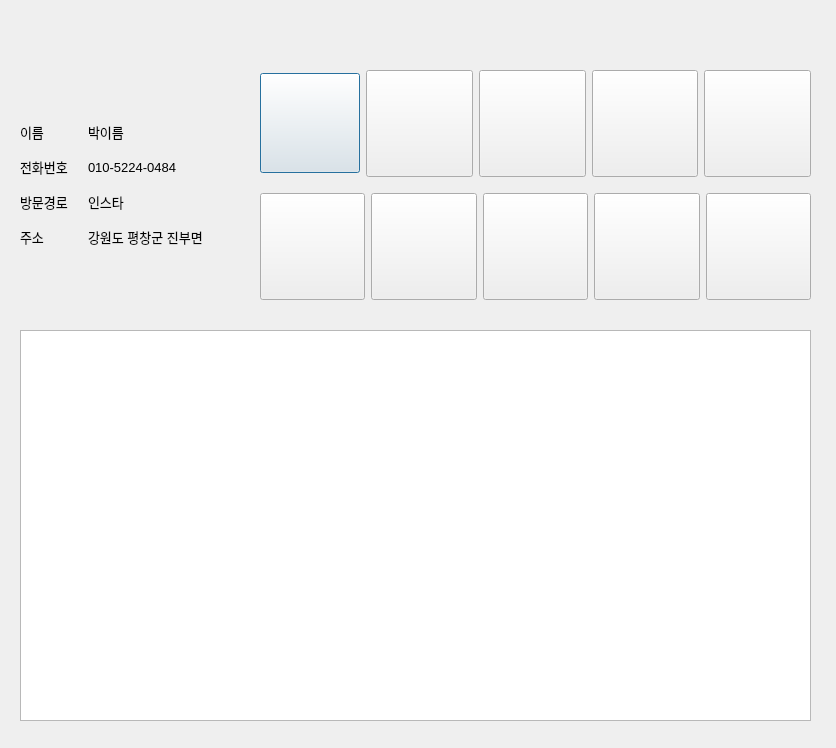
rgvefc1/SereneU_window, file SereneU/CustomerDetail.ui: the form before one commit.
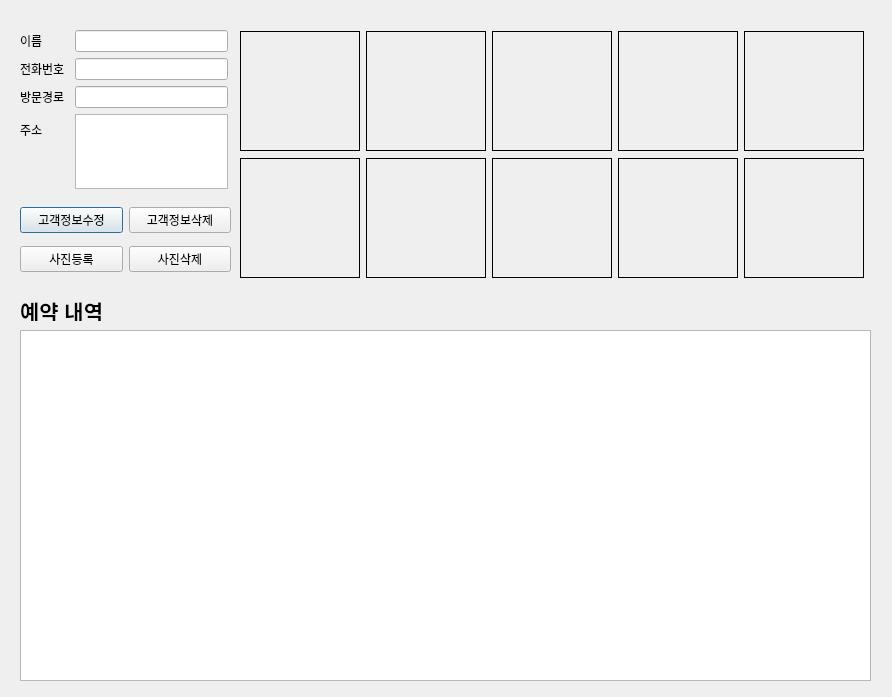
The form after the commit. Icons and pictures are not drawn.

```diff
--- a/SereneU/CustomerDetail.ui
+++ b/SereneU/CustomerDetail.ui
@@ -6,20 +6,270 @@
    <rect>
     <x>0</x>
     <y>0</y>
-    <width>836</width>
-    <height>748</height>
+    <width>892</width>
+    <height>697</height>
    </rect>
   </property>
   <property name="windowTitle">
    <string>Dialog</string>
   </property>
+  <widget class="QTableView" name="tableView">
+   <property name="geometry">
+    <rect>
+     <x>20</x>
+     <y>330</y>
+     <width>851</width>
+     <height>351</height>
+    </rect>
+   </property>
+  </widget>
+  <widget class="QWidget" name="verticalLayoutWidget">
+   <property name="geometry">
+    <rect>
+     <x>240</x>
+     <y>30</y>
+     <width>628</width>
+     <height>251</height>
+    </rect>
+   </property>
+   <layout class="QVBoxLayout" name="verticalLayout">
+    <item>
+     <layout class="QHBoxLayout" name="horizontalLayout">
+      <item>
+       <widget class="QLabel" name="labelImg0">
+        <property name="maximumSize">
+         <size>
+          <width>120</width>
+          <height>120</height>
+         </size>
+        </property>
+        <property name="frameShape">
+         <enum>QFrame::Shape::Box</enum>
+        </property>
+        <property name="text">
+         <string/>
+        </property>
+        <property name="pixmap">
+         <pixmap resource="SereneU.qrc">:/images/default_img.jpg</pixmap>
+        </property>
+        <property name="scaledContents">
+         <bool>true</bool>
+        </property>
+       </widget>
+      </item>
+      <item>
+       <widget class="QLabel" name="labelImg1">
+        <property name="maximumSize">
+         <size>
+          <width>120</width>
+          <height>120</height>
+         </size>
+        </property>
+        <property name="frameShape">
+         <enum>QFrame::Shape::Box</enum>
+        </property>
+        <property name="text">
+         <string/>
+        </property>
+        <property name="pixmap">
+         <pixmap resource="SereneU.qrc">:/images/default_img.jpg</pixmap>
+        </property>
+        <property name="scaledContents">
+         <bool>true</bool>
+        </property>
+       </widget>
+      </item>
+      <item>
+       <widget class="QLabel" name="labelImg2">
+        <property name="maximumSize">
+         <size>
+          <width>120</width>
+          <height>120</height>
+         </size>
+        </property>
+        <property name="frameShape">
+         <enum>QFrame::Shape::Box</enum>
+        </property>
+        <property name="text">
+         <string/>
+        </property>
+        <property name="pixmap">
+         <pixmap resource="SereneU.qrc">:/images/default_img.jpg</pixmap>
+        </property>
+        <property name="scaledContents">
+         <bool>true</bool>
+        </property>
+       </widget>
+      </item>
+      <item>
+       <widget class="QLabel" name="labelImg3">
+        <property name="maximumSize">
+         <size>
+          <width>120</width>
+          <height>120</height>
+         </size>
+        </property>
+        <property name="frameShape">
+         <enum>QFrame::Shape::Box</enum>
+        </property>
+        <property name="text">
+         <string/>
+        </property>
+        <property name="pixmap">
+         <pixmap resource="SereneU.qrc">:/images/default_img.jpg</pixmap>
+        </property>
+        <property name="scaledContents">
+         <bool>true</bool>
+        </property>
+       </widget>
+      </item>
+      <item>
+       <widget class="QLabel" name="labelImg4">
+        <property name="maximumSize">
+         <size>
+          <width>120</width>
+          <height>120</height>
+         </size>
+        </property>
+        <property name="frameShape">
+         <enum>QFrame::Shape::Box</enum>
+        </property>
+        <property name="text">
+         <string/>
+        </property>
+        <property name="pixmap">
+         <pixmap resource="SereneU.qrc">:/images/default_img.jpg</pixmap>
+        </property>
+        <property name="scaledContents">
+         <bool>true</bool>
+        </property>
+       </widget>
+      </item>
+     </layout>
+    </item>
+    <item>
+     <layout class="QHBoxLayout" name="horizontalLayout_3">
+      <item>
+       <widget class="QLabel" name="labelImg5">
+        <property name="maximumSize">
+         <size>
+          <width>120</width>
+          <height>120</height>
+         </size>
+        </property>
+        <property name="frameShape">
+         <enum>QFrame::Shape::Box</enum>
+        </property>
+        <property name="text">
+         <string/>
+        </property>
+        <property name="pixmap">
+         <pixmap resource="SereneU.qrc">:/images/default_img.jpg</pixmap>
+        </property>
+        <property name="scaledContents">
+         <bool>true</bool>
+        </property>
+       </widget>
+      </item>
+      <item>
+       <widget class="QLabel" name="labelImg6">
+        <property name="maximumSize">
+         <size>
+          <width>120</width>
+          <height>120</height>
+         </size>
+        </property>
+        <property name="frameShape">
+         <enum>QFrame::Shape::Box</enum>
+        </property>
+        <property name="text">
+         <string/>
+        </property>
+        <property name="pixmap">
+         <pixmap resource="SereneU.qrc">:/images/default_img.jpg</pixmap>
+        </property>
+        <property name="scaledContents">
+         <bool>true</bool>
+        </property>
+       </widget>
+      </item>
+      <item>
+       <widget class="QLabel" name="labelImg7">
+        <property name="maximumSize">
+         <size>
+          <width>120</width>
+          <height>120</height>
+         </size>
+        </property>
+        <property name="frameShape">
+         <enum>QFrame::Shape::Box</enum>
+        </property>
+        <property name="text">
+         <string/>
+        </property>
+        <property name="pixmap">
+         <pixmap resource="SereneU.qrc">:/images/default_img.jpg</pixmap>
+        </property>
+        <property name="scaledContents">
+         <bool>true</bool>
+        </property>
+       </widget>
+      </item>
+      <item>
+       <widget class="QLabel" name="labelImg8">
+        <property name="maximumSize">
+         <size>
+          <width>120</width>
+          <height>120</height>
+         </size>
+        </property>
+        <property name="frameShape">
+         <enum>QFrame::Shape::Box</enum>
+        </property>
+        <property name="text">
+         <string/>
+        </property>
+        <property name="pixmap">
+         <pixmap resource="SereneU.qrc">:/images/default_img.jpg</pixmap>
+        </property>
+        <property name="scaledContents">
+         <bool>true</bool>
+        </property>
+       </widget>
+      </item>
+      <item>
+       <widget class="QLabel" name="labelImg9">
+        <property name="maximumSize">
+         <size>
+          <width>120</width>
+          <height>120</height>
+         </size>
+        </property>
+        <property name="frameShape">
+         <enum>QFrame::Shape::Box</enum>
+        </property>
+        <property name="text">
+         <string/>
+        </property>
+        <property name="pixmap">
+         <pixmap resource="SereneU.qrc">:/images/default_img.jpg</pixmap>
+        </property>
+        <property name="scaledContents">
+         <bool>true</bool>
+        </property>
+       </widget>
+      </item>
+     </layout>
+    </item>
+   </layout>
+  </widget>
   <widget class="QWidget" name="formLayoutWidget">
    <property name="geometry">
     <rect>
      <x>20</x>
-     <y>60</y>
-     <width>231</width>
-     <height>251</height>
+     <y>30</y>
+     <width>211</width>
+     <height>161</height>
     </rect>
    </property>
    <layout class="QFormLayout" name="formLayout">
@@ -30,10 +280,10 @@
      <set>Qt::AlignmentFlag::AlignCenter</set>
     </property>
     <property name="horizontalSpacing">
-     <number>20</number>
+     <number>10</number>
     </property>
     <property name="verticalSpacing">
-     <number>15</number>
+     <number>6</number>
     </property>
     <property name="leftMargin">
      <number>0</number>
@@ -47,461 +297,101 @@
     <property name="bottomMargin">
      <number>2</number>
     </property>
-    <item row="0" column="0">
-     <widget class="QLabel" name="label_5">
-      <property name="font">
-       <font>
-        <pointsize>10</pointsize>
-       </font>
-      </property>
-      <property name="text">
-       <string>이름 </string>
-      </property>
-     </widget>
-    </item>
     <item row="0" column="1">
-     <widget class="QLabel" name="label_6">
-      <property name="font">
-       <font>
-        <pointsize>10</pointsize>
-       </font>
-      </property>
+     <widget class="QLineEdit" name="lineEdit"/>
+    </item>
+    <item row="1" column="1">
+     <widget class="QLineEdit" name="lineEdit_2"/>
+    </item>
+    <item row="2" column="1">
+     <widget class="QLineEdit" name="lineEdit_3"/>
+    </item>
+    <item row="3" column="1">
+     <widget class="QTextEdit" name="textEdit"/>
+    </item>
+    <item row="0" column="0">
+     <widget class="QLabel" name="label">
       <property name="text">
-       <string>박이름</string>
+       <string>이름</string>
       </property>
      </widget>
     </item>
     <item row="1" column="0">
-     <widget class="QLabel" name="label_7">
-      <property name="font">
-       <font>
-        <pointsize>10</pointsize>
-       </font>
-      </property>
+     <widget class="QLabel" name="label_2">
       <property name="text">
        <string>전화번호</string>
       </property>
      </widget>
     </item>
-    <item row="1" column="1">
-     <widget class="QLabel" name="label_8">
-      <property name="font">
-       <font>
-        <pointsize>10</pointsize>
-       </font>
-      </property>
-      <property name="text">
-       <string>010-5224-0484</string>
-      </property>
-     </widget>
-    </item>
     <item row="2" column="0">
-     <widget class="QLabel" name="label_9">
-      <property name="font">
-       <font>
-        <pointsize>10</pointsize>
-       </font>
-      </property>
+     <widget class="QLabel" name="label_3">
       <property name="text">
        <string>방문경로</string>
       </property>
      </widget>
     </item>
     <item row="3" column="0">
-     <widget class="QLabel" name="label_10">
-      <property name="font">
-       <font>
-        <pointsize>10</pointsize>
-       </font>
-      </property>
+     <widget class="QLabel" name="label_4">
       <property name="text">
        <string>주소</string>
       </property>
      </widget>
     </item>
-    <item row="2" column="1">
-     <widget class="QLabel" name="label_11">
-      <property name="font">
-       <font>
-        <pointsize>10</pointsize>
-       </font>
-      </property>
-      <property name="text">
-       <string>인스타</string>
-      </property>
-     </widget>
-    </item>
-    <item row="3" column="1">
-     <widget class="QLabel" name="label_12">
-      <property name="font">
-       <font>
-        <pointsize>10</pointsize>
-       </font>
-      </property>
-      <property name="text">
-       <string>강원도 평창군 진부면 </string>
-      </property>
-     </widget>
-    </item>
    </layout>
   </widget>
-  <widget class="QTableView" name="tableView">
+  <widget class="QWidget" name="verticalLayoutWidget_2">
    <property name="geometry">
     <rect>
      <x>20</x>
-     <y>330</y>
-     <width>791</width>
-     <height>391</height>
+     <y>200</y>
+     <width>211</width>
+     <height>80</height>
     </rect>
    </property>
-  </widget>
-  <widget class="QWidget" name="verticalLayoutWidget">
-   <property name="geometry">
-    <rect>
-     <x>260</x>
-     <y>60</y>
-     <width>551</width>
-     <height>251</height>
-    </rect>
-   </property>
-   <layout class="QVBoxLayout" name="verticalLayout">
-    <item>
-     <layout class="QHBoxLayout" name="horizontalLayout">
-      <item>
-       <widget class="QPushButton" name="imageBtn1">
-        <property name="sizePolicy">
-         <sizepolicy hsizetype="Fixed" vsizetype="Fixed">
-          <horstretch>100</horstretch>
-          <verstretch>100</verstretch>
-         </sizepolicy>
-        </property>
-        <property name="minimumSize">
-         <size>
-          <width>100</width>
-          <height>100</height>
-         </size>
-        </property>
-        <property name="baseSize">
-         <size>
-          <width>100</width>
-          <height>100</height>
-         </size>
-        </property>
-        <property name="styleSheet">
-         <string notr="true">border-image:url(&quot;/defaultImg.png&quot;)</string>
-        </property>
-        <property name="text">
-         <string/>
-        </property>
-       </widget>
-      </item>
-      <item>
-       <widget class="QToolButton" name="imageBtn2">
-        <property name="enabled">
-         <bool>true</bool>
-        </property>
-        <property name="sizePolicy">
-         <sizepolicy hsizetype="Fixed" vsizetype="Fixed">
-          <horstretch>100</horstretch>
-          <verstretch>100</verstretch>
-         </sizepolicy>
-        </property>
-        <property name="minimumSize">
-         <size>
-          <width>100</width>
-          <height>100</height>
-         </size>
-        </property>
-        <property name="autoFillBackground">
-         <bool>true</bool>
-        </property>
-        <property name="styleSheet">
-         <string notr="true">border-image:url(:/defaultImg.png)</string>
-        </property>
-        <property name="text">
-         <string/>
-        </property>
-        <property name="iconSize">
-         <size>
-          <width>100</width>
-          <height>100</height>
-         </size>
-        </property>
-       </widget>
-      </item>
-      <item>
-       <widget class="QToolButton" name="imageBtn3">
-        <property name="enabled">
-         <bool>true</bool>
-        </property>
-        <property name="sizePolicy">
-         <sizepolicy hsizetype="Fixed" vsizetype="Fixed">
-          <horstretch>100</horstretch>
-          <verstretch>100</verstretch>
-         </sizepolicy>
-        </property>
-        <property name="minimumSize">
-         <size>
-          <width>100</width>
-          <height>100</height>
-         </size>
-        </property>
-        <property name="autoFillBackground">
-         <bool>true</bool>
-        </property>
-        <property name="styleSheet">
-         <string notr="true">border-image:url(:/defaultImg.png)</string>
-        </property>
-        <property name="text">
-         <string/>
-        </property>
-        <property name="iconSize">
-         <size>
-          <width>100</width>
-          <height>100</height>
-         </size>
-        </property>
-       </widget>
-      </item>
-      <item>
-       <widget class="QToolButton" name="imageBtn4">
-        <property name="enabled">
-         <bool>true</bool>
-        </property>
-        <property name="sizePolicy">
-         <sizepolicy hsizetype="Fixed" vsizetype="Fixed">
-          <horstretch>100</horstretch>
-          <verstretch>100</verstretch>
-         </sizepolicy>
-        </property>
-        <property name="minimumSize">
-         <size>
-          <width>100</width>
-          <height>100</height>
-         </size>
-        </property>
-        <property name="autoFillBackground">
-         <bool>true</bool>
-        </property>
-        <property name="styleSheet">
-         <string notr="true">border-image:url(:/defaultImg.png)</string>
-        </property>
-        <property name="text">
-         <string/>
-        </property>
-        <property name="iconSize">
-         <size>
-          <width>100</width>
-          <height>100</height>
-         </size>
-        </property>
-       </widget>
-      </item>
-      <item>
-       <widget class="QToolButton" name="imageBtn5">
-        <property name="enabled">
-         <bool>true</bool>
-        </property>
-        <property name="sizePolicy">
-         <sizepolicy hsizetype="Fixed" vsizetype="Fixed">
-          <horstretch>100</horstretch>
-          <verstretch>100</verstretch>
-         </sizepolicy>
-        </property>
-        <property name="minimumSize">
-         <size>
-          <width>100</width>
-          <height>100</height>
-         </size>
-        </property>
-        <property name="autoFillBackground">
-         <bool>true</bool>
-        </property>
-        <property name="styleSheet">
-         <string notr="true">border-image:url(:/defaultImg.png)</string>
-        </property>
-        <property name="text">
-         <string/>
-        </property>
-        <property name="iconSize">
-         <size>
-          <width>100</width>
-          <height>100</height>
-         </size>
-        </property>
-       </widget>
-      </item>
-     </layout>
-    </item>
+   <layout class="QVBoxLayout" name="verticalLayout_2">
     <item>
      <layout class="QHBoxLayout" name="horizontalLayout_2">
+      <property name="spacing">
+       <number>6</number>
+      </property>
+      <property name="topMargin">
+       <number>0</number>
+      </property>
       <item>
-       <widget class="QToolButton" name="imageBtn6">
-        <property name="enabled">
-         <bool>true</bool>
-        </property>
-        <property name="sizePolicy">
-         <sizepolicy hsizetype="Fixed" vsizetype="Fixed">
-          <horstretch>100</horstretch>
-          <verstretch>100</verstretch>
-         </sizepolicy>
-        </property>
-        <property name="minimumSize">
-         <size>
-          <width>100</width>
-          <height>100</height>
-         </size>
-        </property>
-        <property name="autoFillBackground">
-         <bool>true</bool>
-        </property>
-        <property name="styleSheet">
-         <string notr="true">border-image:url(:/defaultImg.png)</string>
-        </property>
+       <widget class="QPushButton" name="pushButton">
         <property name="text">
-         <string/>
+         <string>고객정보수정</string>
         </property>
-        <property name="iconSize">
-         <size>
-          <width>100</width>
-          <height>100</height>
-         </size>
-        </property>
        </widget>
       </item>
       <item>
-       <widget class="QToolButton" name="imageBtn7">
-        <property name="enabled">
-         <bool>true</bool>
-        </property>
-        <property name="sizePolicy">
-         <sizepolicy hsizetype="Fixed" vsizetype="Fixed">
-          <horstretch>100</horstretch>
-          <verstretch>100</verstretch>
-         </sizepolicy>
-        </property>
-        <property name="minimumSize">
-         <size>
-          <width>100</width>
-          <height>100</height>
-         </size>
-        </property>
-        <property name="autoFillBackground">
-         <bool>true</bool>
-        </property>
-        <property name="styleSheet">
-         <string notr="true">border-image:url(:/defaultImg.png)</string>
-        </property>
+       <widget class="QPushButton" name="pushButton_2">
         <property name="text">
-         <string/>
+         <string>고객정보삭제</string>
         </property>
-        <property name="iconSize">
-         <size>
-          <width>100</width>
-          <height>100</height>
-         </size>
-        </property>
        </widget>
       </item>
+     </layout>
+    </item>
+    <item>
+     <layout class="QHBoxLayout" name="horizontalLayout_4">
+      <property name="spacing">
+       <number>6</number>
+      </property>
+      <property name="topMargin">
+       <number>0</number>
+      </property>
       <item>
-       <widget class="QToolButton" name="imageBtn8">
-        <property name="enabled">
-         <bool>true</bool>
-        </property>
-        <property name="sizePolicy">
-         <sizepolicy hsizetype="Fixed" vsizetype="Fixed">
-          <horstretch>100</horstretch>
-          <verstretch>100</verstretch>
-         </sizepolicy>
-        </property>
-        <property name="minimumSize">
-         <size>
-          <width>100</width>
-          <height>100</height>
-         </size>
-        </property>
-        <property name="autoFillBackground">
-         <bool>true</bool>
-        </property>
-        <property name="styleSheet">
-         <string notr="true">border-image:url(:/defaultImg.png)</string>
-        </property>
+       <widget class="QPushButton" name="pushButton_3">
         <property name="text">
-         <string/>
+         <string>사진등록</string>
         </property>
-        <property name="iconSize">
-         <size>
-          <width>100</width>
-          <height>100</height>
-         </size>
-        </property>
        </widget>
       </item>
       <item>
-       <widget class="QToolButton" name="imageBtn9">
-        <property name="enabled">
-         <bool>true</bool>
-        </property>
-        <property name="sizePolicy">
-         <sizepolicy hsizetype="Fixed" vsizetype="Fixed">
-          <horstretch>100</horstretch>
-          <verstretch>100</verstretch>
-         </sizepolicy>
-        </property>
-        <property name="minimumSize">
-         <size>
-          <width>100</width>
-          <height>100</height>
-         </size>
-        </property>
-        <property name="autoFillBackground">
-         <bool>true</bool>
-        </property>
-        <property name="styleSheet">
-         <string notr="true">border-image:url(:/defaultImg.png)</string>
-        </property>
+       <widget class="QPushButton" name="pushButton_4">
         <property name="text">
-         <string/>
-        </property>
-        <property name="iconSize">
-         <size>
-          <width>100</width>
-          <height>100</height>
-         </size>
-        </property>
-       </widget>
-      </item>
-      <item>
-       <widget class="QToolButton" name="imageBtn10">
-        <property name="enabled">
-         <bool>true</bool>
-        </property>
-        <property name="sizePolicy">
-         <sizepolicy hsizetype="Fixed" vsizetype="Fixed">
-          <horstretch>100</horstretch>
-          <verstretch>100</verstretch>
-         </sizepolicy>
-        </property>
-        <property name="minimumSize">
-         <size>
-          <width>100</width>
-          <height>100</height>
-         </size>
-        </property>
-        <property name="autoFillBackground">
-         <bool>true</bool>
-        </property>
-        <property name="styleSheet">
-         <string notr="true">border-image:url(:/defaultImg.png)</string>
-        </property>
-        <property name="text">
-         <string/>
-        </property>
-        <property name="iconSize">
-         <size>
-          <width>100</width>
-          <height>100</height>
-         </size>
+         <string>사진삭제</string>
         </property>
        </widget>
       </item>
@@ -509,6 +399,25 @@
     </item>
    </layout>
   </widget>
+  <widget class="QLabel" name="label_5">
+   <property name="geometry">
+    <rect>
+     <x>20</x>
+     <y>300</y>
+     <width>141</width>
+     <height>21</height>
+    </rect>
+   </property>
+   <property name="font">
+    <font>
+     <pointsize>16</pointsize>
+     <bold>true</bold>
+    </font>
+   </property>
+   <property name="text">
+    <string>예약 내역</string>
+   </property>
+  </widget>
  </widget>
  <resources>
   <include location="SereneU.qrc"/>
```
